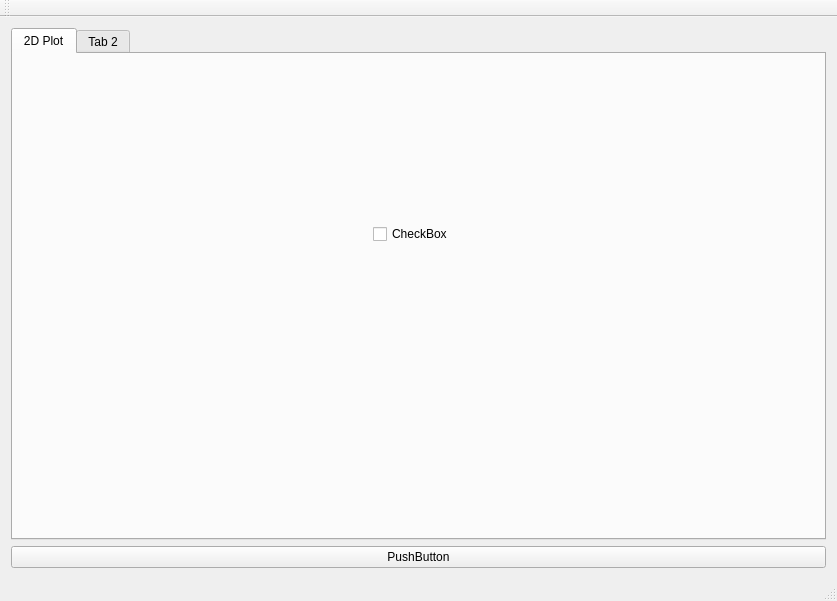
The window that src/qpylotwindow.ui (lposti/QPyloT) describes before a commit, drawn with Qt 5.
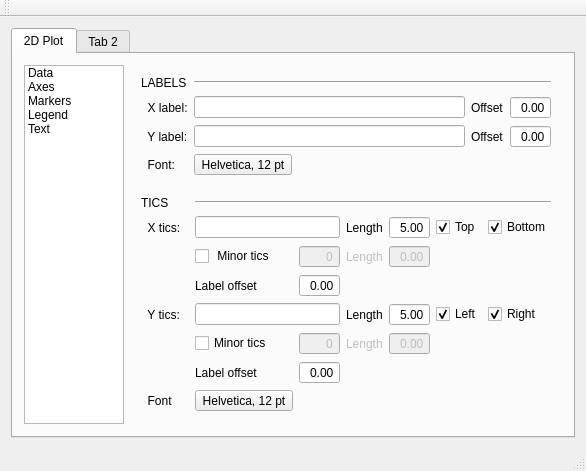
The same window after the commit.

What changed in the file:
```diff
--- a/src/qpylotwindow.ui
+++ b/src/qpylotwindow.ui
@@ -2,45 +2,577 @@
 <ui version="4.0">
  <class>QPyLOTWindow</class>
  <widget class="QMainWindow" name="QPyLOTWindow">
-  <property name="geometry">
-   <rect>
-    <x>0</x>
-    <y>0</y>
-    <width>837</width>
-    <height>601</height>
-   </rect>
-  </property>
   <property name="windowTitle">
    <string>QPyLOTWindow</string>
   </property>
   <widget class="QWidget" name="centralWidget">
    <layout class="QGridLayout" name="gridLayout">
-    <item row="1" column="0">
-     <widget class="QPushButton" name="pushButton">
-      <property name="text">
-       <string>PushButton</string>
-      </property>
-     </widget>
-    </item>
     <item row="0" column="0">
      <widget class="QTabWidget" name="MaintabWidget">
       <widget class="QWidget" name="Plot2Dtab">
        <attribute name="title">
         <string>2D Plot</string>
        </attribute>
-       <widget class="QCheckBox" name="checkBox">
-        <property name="geometry">
-         <rect>
-          <x>360</x>
-          <y>170</y>
-          <width>89</width>
-          <height>20</height>
-         </rect>
-        </property>
-        <property name="text">
-         <string>CheckBox</string>
-        </property>
-       </widget>
+       <layout class="QGridLayout" name="gridLayout_2">
+        <item row="0" column="0">
+         <widget class="QListWidget" name="Plot2DlistWidget">
+          <property name="sizePolicy">
+           <sizepolicy hsizetype="Ignored" vsizetype="Ignored">
+            <horstretch>0</horstretch>
+            <verstretch>0</verstretch>
+           </sizepolicy>
+          </property>
+          <item>
+           <property name="text">
+            <string>Data</string>
+           </property>
+          </item>
+          <item>
+           <property name="text">
+            <string>Axes</string>
+           </property>
+          </item>
+          <item>
+           <property name="text">
+            <string>Markers</string>
+           </property>
+          </item>
+          <item>
+           <property name="text">
+            <string>Legend</string>
+           </property>
+          </item>
+          <item>
+           <property name="text">
+            <string>Text</string>
+           </property>
+          </item>
+         </widget>
+        </item>
+        <item row="1" column="0">
+         <spacer name="horizontalSpacer">
+          <property name="orientation">
+           <enum>Qt::Horizontal</enum>
+          </property>
+          <property name="sizeType">
+           <enum>QSizePolicy::Fixed</enum>
+          </property>
+          <property name="sizeHint" stdset="0">
+           <size>
+            <width>100</width>
+            <height>1</height>
+           </size>
+          </property>
+         </spacer>
+        </item>
+        <item row="0" column="1">
+         <widget class="QStackedWidget" name="Plot2DstackedWidget">
+          <property name="currentIndex">
+           <number>1</number>
+          </property>
+          <widget class="QWidget" name="Plot2DDatapage">
+           <layout class="QGridLayout" name="gridLayout_3">
+            <item row="1" column="1" colspan="2">
+             <widget class="QLabel" name="Filelabel">
+              <property name="sizePolicy">
+               <sizepolicy hsizetype="Preferred" vsizetype="Maximum">
+                <horstretch>0</horstretch>
+                <verstretch>0</verstretch>
+               </sizepolicy>
+              </property>
+              <property name="text">
+               <string>File (ASCII or FITS table)</string>
+              </property>
+             </widget>
+            </item>
+            <item row="5" column="1">
+             <spacer name="verticalSpacer">
+              <property name="orientation">
+               <enum>Qt::Vertical</enum>
+              </property>
+              <property name="sizeHint" stdset="0">
+               <size>
+                <width>20</width>
+                <height>40</height>
+               </size>
+              </property>
+             </spacer>
+            </item>
+            <item row="3" column="1">
+             <widget class="QLineEdit" name="Y1lineEdit"/>
+            </item>
+            <item row="4" column="0" colspan="4">
+             <widget class="Line" name="line">
+              <property name="orientation">
+               <enum>Qt::Horizontal</enum>
+              </property>
+             </widget>
+            </item>
+            <item row="3" column="3">
+             <widget class="QComboBox" name="Y1comboBox">
+              <property name="enabled">
+               <bool>false</bool>
+              </property>
+             </widget>
+            </item>
+            <item row="3" column="2">
+             <widget class="QPushButton" name="Y1pushButton">
+              <property name="text">
+               <string>Open</string>
+              </property>
+             </widget>
+            </item>
+            <item row="1" column="3">
+             <widget class="QLabel" name="Columnlabel">
+              <property name="text">
+               <string>Column</string>
+              </property>
+             </widget>
+            </item>
+            <item row="2" column="2">
+             <widget class="QPushButton" name="X1pushButton">
+              <property name="text">
+               <string>Open</string>
+              </property>
+             </widget>
+            </item>
+            <item row="3" column="0">
+             <widget class="QLabel" name="Y1label">
+              <property name="text">
+               <string>Y</string>
+              </property>
+             </widget>
+            </item>
+            <item row="2" column="3">
+             <widget class="QComboBox" name="X1comboBox">
+              <property name="enabled">
+               <bool>false</bool>
+              </property>
+             </widget>
+            </item>
+            <item row="2" column="0">
+             <widget class="QLabel" name="X1label">
+              <property name="text">
+               <string>X  </string>
+              </property>
+             </widget>
+            </item>
+            <item row="7" column="1">
+             <widget class="QPushButton" name="pushButton">
+              <property name="text">
+               <string>PushButton</string>
+              </property>
+             </widget>
+            </item>
+            <item row="2" column="1">
+             <widget class="QLineEdit" name="X1FilelineEdit"/>
+            </item>
+            <item row="6" column="1">
+             <widget class="QPushButton" name="pushButton_2">
+              <property name="text">
+               <string>PushButton</string>
+              </property>
+             </widget>
+            </item>
+           </layout>
+          </widget>
+          <widget class="QWidget" name="Plot2DAxespage">
+           <layout class="QGridLayout" name="gridLayout_4">
+            <item row="6" column="0">
+             <layout class="QGridLayout" name="gridLayout_8">
+              <item row="5" column="2">
+               <widget class="QSpinBox" name="YticsMinorspinBox">
+                <property name="enabled">
+                 <bool>false</bool>
+                </property>
+                <property name="alignment">
+                 <set>Qt::AlignRight|Qt::AlignTrailing|Qt::AlignVCenter</set>
+                </property>
+                <property name="buttonSymbols">
+                 <enum>QAbstractSpinBox::NoButtons</enum>
+                </property>
+               </widget>
+              </item>
+              <item row="4" column="4">
+               <widget class="QDoubleSpinBox" name="YticsLengthdoubleSpinBox">
+                <property name="alignment">
+                 <set>Qt::AlignRight|Qt::AlignTrailing|Qt::AlignVCenter</set>
+                </property>
+                <property name="buttonSymbols">
+                 <enum>QAbstractSpinBox::NoButtons</enum>
+                </property>
+                <property name="value">
+                 <double>5.000000000000000</double>
+                </property>
+               </widget>
+              </item>
+              <item row="4" column="5">
+               <widget class="QCheckBox" name="YticsRightcheckBox">
+                <property name="text">
+                 <string>Left</string>
+                </property>
+                <property name="checked">
+                 <bool>true</bool>
+                </property>
+               </widget>
+              </item>
+              <item row="3" column="1">
+               <widget class="QLabel" name="label_5">
+                <property name="sizePolicy">
+                 <sizepolicy hsizetype="Maximum" vsizetype="Preferred">
+                  <horstretch>0</horstretch>
+                  <verstretch>0</verstretch>
+                 </sizepolicy>
+                </property>
+                <property name="text">
+                 <string>Label offset</string>
+                </property>
+               </widget>
+              </item>
+              <item row="2" column="2">
+               <widget class="QSpinBox" name="XticsMinorspinBox">
+                <property name="enabled">
+                 <bool>false</bool>
+                </property>
+                <property name="alignment">
+                 <set>Qt::AlignRight|Qt::AlignTrailing|Qt::AlignVCenter</set>
+                </property>
+                <property name="buttonSymbols">
+                 <enum>QAbstractSpinBox::NoButtons</enum>
+                </property>
+               </widget>
+              </item>
+              <item row="4" column="1" colspan="2">
+               <widget class="QLineEdit" name="YticslineEdit"/>
+              </item>
+              <item row="6" column="1">
+               <widget class="QLabel" name="label_10">
+                <property name="text">
+                 <string>Label offset</string>
+                </property>
+               </widget>
+              </item>
+              <item row="1" column="1" colspan="2">
+               <widget class="QLineEdit" name="XticslineEdit"/>
+              </item>
+              <item row="5" column="4">
+               <widget class="QDoubleSpinBox" name="YticsMinorLengthdoubleSpinBox">
+                <property name="enabled">
+                 <bool>false</bool>
+                </property>
+                <property name="alignment">
+                 <set>Qt::AlignRight|Qt::AlignTrailing|Qt::AlignVCenter</set>
+                </property>
+                <property name="buttonSymbols">
+                 <enum>QAbstractSpinBox::NoButtons</enum>
+                </property>
+               </widget>
+              </item>
+              <item row="1" column="4">
+               <widget class="QDoubleSpinBox" name="XticsLengthdoubleSpinBox">
+                <property name="alignment">
+                 <set>Qt::AlignRight|Qt::AlignTrailing|Qt::AlignVCenter</set>
+                </property>
+                <property name="buttonSymbols">
+                 <enum>QAbstractSpinBox::NoButtons</enum>
+                </property>
+                <property name="value">
+                 <double>5.000000000000000</double>
+                </property>
+               </widget>
+              </item>
+              <item row="5" column="1">
+               <widget class="QCheckBox" name="YticsMinorcheckBox">
+                <property name="text">
+                 <string>Minor tics</string>
+                </property>
+               </widget>
+              </item>
+              <item row="4" column="6">
+               <widget class="QCheckBox" name="checkBox_4">
+                <property name="text">
+                 <string>Right</string>
+                </property>
+                <property name="checked">
+                 <bool>true</bool>
+                </property>
+               </widget>
+              </item>
+              <item row="0" column="1" colspan="6">
+               <widget class="Line" name="line_3">
+                <property name="orientation">
+                 <enum>Qt::Horizontal</enum>
+                </property>
+               </widget>
+              </item>
+              <item row="1" column="6">
+               <widget class="QCheckBox" name="XticsBottomcheckBox">
+                <property name="text">
+                 <string>Bottom</string>
+                </property>
+                <property name="checked">
+                 <bool>true</bool>
+                </property>
+               </widget>
+              </item>
+              <item row="5" column="3">
+               <widget class="QLabel" name="label_11">
+                <property name="enabled">
+                 <bool>false</bool>
+                </property>
+                <property name="text">
+                 <string>Length</string>
+                </property>
+               </widget>
+              </item>
+              <item row="1" column="3">
+               <widget class="QLabel" name="label_6">
+                <property name="sizePolicy">
+                 <sizepolicy hsizetype="Maximum" vsizetype="Preferred">
+                  <horstretch>0</horstretch>
+                  <verstretch>0</verstretch>
+                 </sizepolicy>
+                </property>
+                <property name="text">
+                 <string>Length</string>
+                </property>
+               </widget>
+              </item>
+              <item row="1" column="5">
+               <widget class="QCheckBox" name="XticsTopcheckBox">
+                <property name="text">
+                 <string>Top</string>
+                </property>
+                <property name="checked">
+                 <bool>true</bool>
+                </property>
+               </widget>
+              </item>
+              <item row="1" column="0">
+               <widget class="QLabel" name="label_4">
+                <property name="sizePolicy">
+                 <sizepolicy hsizetype="Maximum" vsizetype="Preferred">
+                  <horstretch>0</horstretch>
+                  <verstretch>0</verstretch>
+                 </sizepolicy>
+                </property>
+                <property name="text">
+                 <string>  X tics:</string>
+                </property>
+               </widget>
+              </item>
+              <item row="4" column="0">
+               <widget class="QLabel" name="label_8">
+                <property name="text">
+                 <string>  Y tics:</string>
+                </property>
+               </widget>
+              </item>
+              <item row="0" column="0">
+               <widget class="QLabel" name="label_3">
+                <property name="text">
+                 <string>TICS      </string>
+                </property>
+               </widget>
+              </item>
+              <item row="2" column="3">
+               <widget class="QLabel" name="label_7">
+                <property name="enabled">
+                 <bool>false</bool>
+                </property>
+                <property name="text">
+                 <string>Length</string>
+                </property>
+               </widget>
+              </item>
+              <item row="2" column="4">
+               <widget class="QDoubleSpinBox" name="XticsMinorLengthdoubleSpinBox">
+                <property name="enabled">
+                 <bool>false</bool>
+                </property>
+                <property name="alignment">
+                 <set>Qt::AlignRight|Qt::AlignTrailing|Qt::AlignVCenter</set>
+                </property>
+                <property name="buttonSymbols">
+                 <enum>QAbstractSpinBox::NoButtons</enum>
+                </property>
+               </widget>
+              </item>
+              <item row="6" column="2">
+               <widget class="QDoubleSpinBox" name="YticsOffsetdoubleSpinBox">
+                <property name="alignment">
+                 <set>Qt::AlignRight|Qt::AlignTrailing|Qt::AlignVCenter</set>
+                </property>
+                <property name="buttonSymbols">
+                 <enum>QAbstractSpinBox::NoButtons</enum>
+                </property>
+               </widget>
+              </item>
+              <item row="4" column="3">
+               <widget class="QLabel" name="label_9">
+                <property name="text">
+                 <string>Length</string>
+                </property>
+               </widget>
+              </item>
+              <item row="2" column="1">
+               <widget class="QCheckBox" name="XticsMinorcheckBox">
+                <property name="text">
+                 <string> Minor tics</string>
+                </property>
+               </widget>
+              </item>
+              <item row="3" column="2">
+               <widget class="QDoubleSpinBox" name="XticsOffsetdoubleSpinBox">
+                <property name="alignment">
+                 <set>Qt::AlignRight|Qt::AlignTrailing|Qt::AlignVCenter</set>
+                </property>
+                <property name="buttonSymbols">
+                 <enum>QAbstractSpinBox::NoButtons</enum>
+                </property>
+               </widget>
+              </item>
+              <item row="7" column="1">
+               <widget class="QToolButton" name="YticsFonttoolButton">
+                <property name="text">
+                 <string>Helvetica, 12 pt</string>
+                </property>
+               </widget>
+              </item>
+              <item row="7" column="0">
+               <widget class="QLabel" name="label_12">
+                <property name="text">
+                 <string>  Font</string>
+                </property>
+               </widget>
+              </item>
+             </layout>
+            </item>
+            <item row="5" column="0">
+             <spacer name="verticalSpacer_3">
+              <property name="orientation">
+               <enum>Qt::Vertical</enum>
+              </property>
+              <property name="sizeType">
+               <enum>QSizePolicy::Fixed</enum>
+              </property>
+              <property name="sizeHint" stdset="0">
+               <size>
+                <width>20</width>
+                <height>15</height>
+               </size>
+              </property>
+             </spacer>
+            </item>
+            <item row="4" column="0">
+             <layout class="QGridLayout" name="gridLayout_7">
+              <item row="2" column="3">
+               <widget class="QDoubleSpinBox" name="YLabeloffsetdoubleSpinBox">
+                <property name="alignment">
+                 <set>Qt::AlignRight|Qt::AlignTrailing|Qt::AlignVCenter</set>
+                </property>
+                <property name="buttonSymbols">
+                 <enum>QAbstractSpinBox::NoButtons</enum>
+                </property>
+               </widget>
+              </item>
+              <item row="2" column="2">
+               <widget class="QLabel" name="label_2">
+                <property name="text">
+                 <string>Offset</string>
+                </property>
+               </widget>
+              </item>
+              <item row="0" column="0">
+               <widget class="QLabel" name="Labelslabel">
+                <property name="text">
+                 <string>LABELS</string>
+                </property>
+               </widget>
+              </item>
+              <item row="1" column="2">
+               <widget class="QLabel" name="label">
+                <property name="sizePolicy">
+                 <sizepolicy hsizetype="Maximum" vsizetype="Preferred">
+                  <horstretch>0</horstretch>
+                  <verstretch>0</verstretch>
+                 </sizepolicy>
+                </property>
+                <property name="text">
+                 <string>Offset</string>
+                </property>
+               </widget>
+              </item>
+              <item row="1" column="3">
+               <widget class="QDoubleSpinBox" name="XLabeloffsetdoubleSpinBox">
+                <property name="sizePolicy">
+                 <sizepolicy hsizetype="Maximum" vsizetype="Fixed">
+                  <horstretch>0</horstretch>
+                  <verstretch>0</verstretch>
+                 </sizepolicy>
+                </property>
+                <property name="alignment">
+                 <set>Qt::AlignRight|Qt::AlignTrailing|Qt::AlignVCenter</set>
+                </property>
+                <property name="buttonSymbols">
+                 <enum>QAbstractSpinBox::NoButtons</enum>
+                </property>
+               </widget>
+              </item>
+              <item row="2" column="0">
+               <widget class="QLabel" name="YLabellabel">
+                <property name="text">
+                 <string>  Y label:</string>
+                </property>
+               </widget>
+              </item>
+              <item row="1" column="0">
+               <widget class="QLabel" name="XLabellabel">
+                <property name="text">
+                 <string>  X label:</string>
+                </property>
+               </widget>
+              </item>
+              <item row="2" column="1">
+               <widget class="QLineEdit" name="YLabellineEdit"/>
+              </item>
+              <item row="1" column="1">
+               <widget class="QLineEdit" name="XLabellineEdit"/>
+              </item>
+              <item row="3" column="0">
+               <widget class="QLabel" name="Fontlabel">
+                <property name="sizePolicy">
+                 <sizepolicy hsizetype="Maximum" vsizetype="Preferred">
+                  <horstretch>0</horstretch>
+                  <verstretch>0</verstretch>
+                 </sizepolicy>
+                </property>
+                <property name="text">
+                 <string>  Font:</string>
+                </property>
+               </widget>
+              </item>
+              <item row="3" column="1">
+               <widget class="QToolButton" name="LabelFonttoolButton">
+                <property name="text">
+                 <string>Helvetica, 12 pt</string>
+                </property>
+               </widget>
+              </item>
+              <item row="0" column="1" colspan="3">
+               <widget class="Line" name="line_2">
+                <property name="orientation">
+                 <enum>Qt::Horizontal</enum>
+                </property>
+               </widget>
+              </item>
+             </layout>
+            </item>
+           </layout>
+          </widget>
+         </widget>
+        </item>
+       </layout>
       </widget>
       <widget class="QWidget" name="tab_2">
        <attribute name="title">
@@ -61,6 +593,7 @@
     </rect>
    </property>
   </widget>
+  <widget class="QStatusBar" name="statusBar"/>
   <widget class="QToolBar" name="mainToolBar">
    <attribute name="toolBarArea">
     <enum>TopToolBarArea</enum>
@@ -69,7 +602,6 @@
     <bool>false</bool>
    </attribute>
   </widget>
-  <widget class="QStatusBar" name="statusBar"/>
  </widget>
  <layoutdefault spacing="6" margin="11"/>
  <resources/>
```
Left out of the diff: 4 changed lines with no effect on the pictures.
